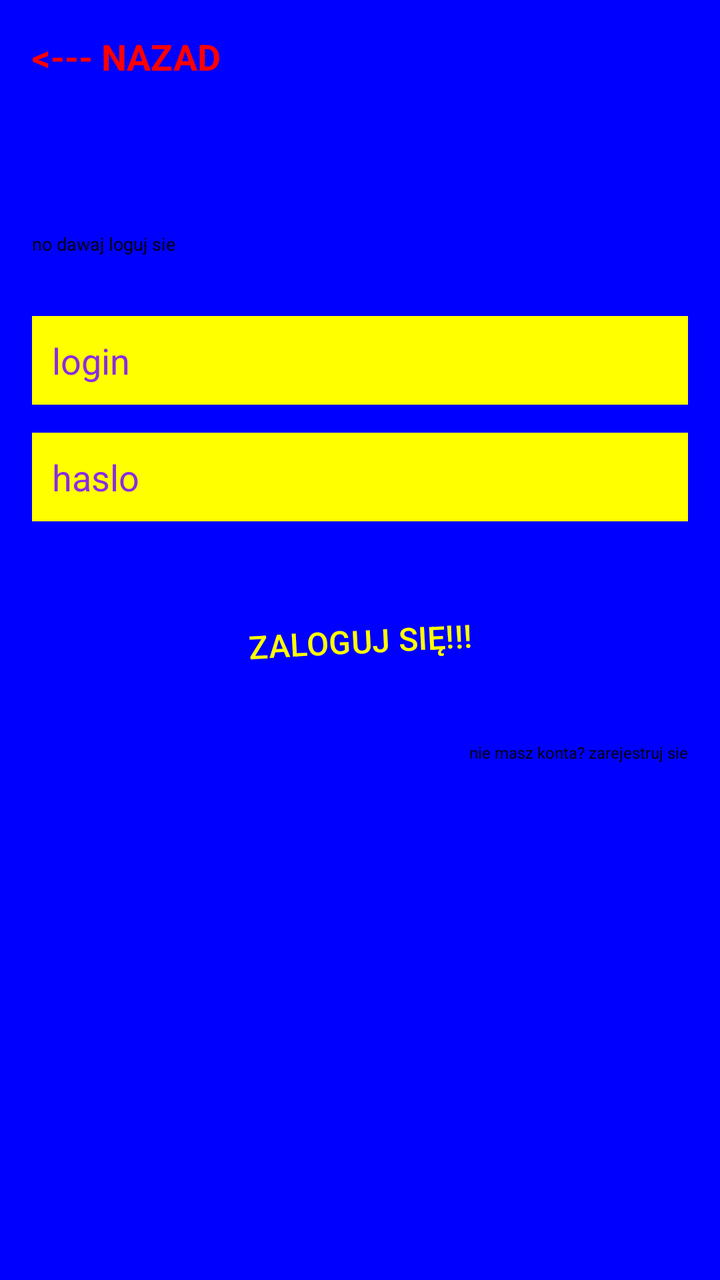
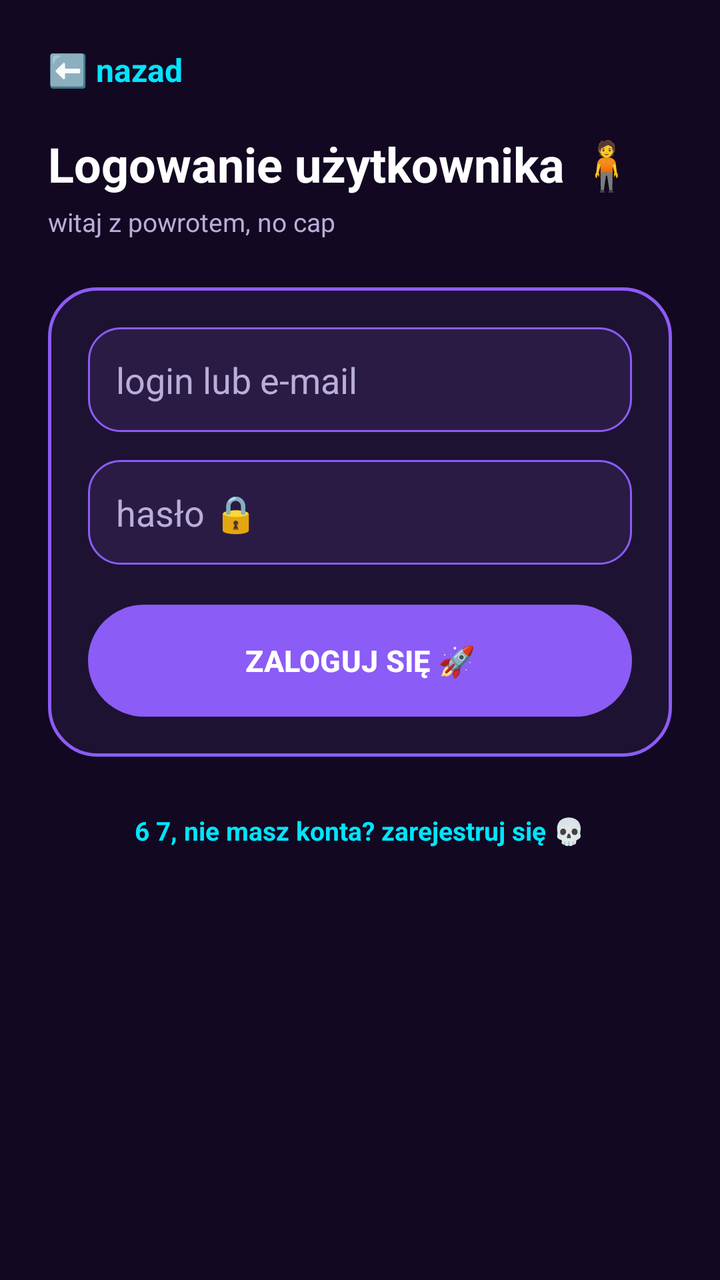

Before-and-after screenshots of an Android layout around one commit, followed by the original layout XML and the change that was made.
<!-- AndroidManifest.xml: application theme Theme.DemoEmptyActivity -->
<!-- res/layout/activity_login_user.xml -->
<?xml version="1.0" encoding="utf-8"?>
<LinearLayout xmlns:android="http://schemas.android.com/apk/res/android"
        xmlns:tools="http://schemas.android.com/tools"
        android:id="@+id/main"
        android:layout_width="match_parent"
        android:layout_height="match_parent"
        android:orientation="vertical"
        android:padding="16dp"
        android:background="@color/bright_blue"
        tools:context=".LoginUserActivity">

    <TextView
            android:id="@+id/btnBack"
            android:layout_width="wrap_content"
            android:layout_height="wrap_content"
            android:text="&lt;--- NAZAD"
            android:textColor="@color/bright_red"
            android:textSize="18sp"
            android:textStyle="bold"
            android:clickable="true"
            android:focusable="true" />

    <TextView
            android:id="@+id/tvTitle"
            android:layout_width="wrap_content"
            android:layout_height="wrap_content"
            android:text="logowanie uzytkownika"
            android:textSize="26sp"
            android:textStyle="bold"
            android:fontFamily="monospace"
            android:textColor="@color/bright_blue"
            android:rotation="2"
            android:layout_marginTop="10dp" />

    <TextView
            android:id="@+id/tvSubtitle"
            android:layout_width="wrap_content"
            android:layout_height="wrap_content"
            android:text="no dawaj loguj sie"
            android:textSize="9sp"
            android:textColor="@color/black"
            android:layout_marginBottom="30dp" />

    <EditText
            android:id="@+id/etLogin"
            android:layout_width="match_parent"
            android:layout_height="wrap_content"
            android:hint="login"
            android:inputType="text"
            android:textColor="@color/purple_primary"
            android:textColorHint="@color/purple_primary"
            android:background="@color/bright_yellow"
            android:padding="10dp"
            android:layout_marginBottom="14dp" />

    <EditText
            android:id="@+id/etPassword"
            android:layout_width="match_parent"
            android:layout_height="wrap_content"
            android:hint="haslo"
            android:inputType="textPassword"
            android:textColor="@color/purple_primary"
            android:textColorHint="@color/purple_primary"
            android:background="@color/bright_yellow"
            android:padding="10dp"
            android:layout_marginBottom="30dp" />

    <Button
            android:id="@+id/btnSubmit"
            android:layout_width="220dp"
            android:layout_height="60dp"
            android:layout_gravity="center"
            android:text="ZALOGUJ SIĘ!!!"
            android:textSize="16sp"
            android:textColor="@color/bright_yellow"
            android:backgroundTint="@color/bright_blue"
            android:rotation="-3"
            android:layout_marginBottom="20dp" />

    <TextView
            android:id="@+id/tvGoRegister"
            android:layout_width="wrap_content"
            android:layout_height="wrap_content"
            android:layout_gravity="end"
            android:text="nie masz konta? zarejestruj sie"
            android:textColor="@color/black"
            android:textSize="8sp"
            android:clickable="true"
            android:focusable="true" />

</LinearLayout>
<!-- resources referenced by this layout -->
<resources>
  <color name="black">#FF000000</color>
  <color name="bright_blue">#0000FF</color>
  <color name="bright_red">#FF0000</color>
  <color name="bright_yellow">#FFFF00</color>
  <color name="purple_primary">#8A2BE2</color>
  <style name="Theme.DemoEmptyActivity" parent="Base.Theme.DemoEmptyActivity" />
  <style name="Base.Theme.DemoEmptyActivity" parent="Theme.Material3.DayNight.NoActionBar">
          <item name="colorPrimary">@color/bright_red</item>
          <item name="android:windowBackground">@color/neon_green</item>
      </style>
  <color name="neon_green">#39FF14</color>
</resources>

<!-- the commit's change to res/layout/activity_login_user.xml (unified diff, before → after) -->
@@ -5,87 +5,109 @@
         android:layout_width="match_parent"
         android:layout_height="match_parent"
         android:orientation="vertical"
-        android:padding="16dp"
-        android:background="@color/bright_blue"
+        android:background="@color/bg_dark"
         tools:context=".LoginUserActivity">
 
-    <TextView
-            android:id="@+id/btnBack"
-            android:layout_width="wrap_content"
-            android:layout_height="wrap_content"
-            android:text="&lt;--- NAZAD"
-            android:textColor="@color/bright_red"
-            android:textSize="18sp"
-            android:textStyle="bold"
-            android:clickable="true"
-            android:focusable="true" />
+    <ScrollView
+            android:layout_width="match_parent"
+            android:layout_height="match_parent">
 
-    <TextView
-            android:id="@+id/tvTitle"
-            android:layout_width="wrap_content"
-            android:layout_height="wrap_content"
-            android:text="logowanie uzytkownika"
-            android:textSize="26sp"
-            android:textStyle="bold"
-            android:fontFamily="monospace"
-            android:textColor="@color/bright_blue"
-            android:rotation="2"
-            android:layout_marginTop="10dp" />
+        <LinearLayout
+                android:layout_width="match_parent"
+                android:layout_height="wrap_content"
+                android:orientation="vertical"
+                android:padding="24dp">
 
-    <TextView
-            android:id="@+id/tvSubtitle"
-            android:layout_width="wrap_content"
-            android:layout_height="wrap_content"
-            android:text="no dawaj loguj sie"
-            android:textSize="9sp"
-            android:textColor="@color/black"
-            android:layout_marginBottom="30dp" />
+            <TextView
+                    android:id="@+id/btnBack"
+                    android:layout_width="wrap_content"
+                    android:layout_height="wrap_content"
+                    android:text="⬅️ nazad"
+                    android:textColor="@color/neon_cyan"
+                    android:textSize="16sp"
+                    android:textStyle="bold"
+                    android:clickable="true"
+                    android:focusable="true"
+                    android:layout_marginBottom="20dp" />
 
-    <EditText
-            android:id="@+id/etLogin"
-            android:layout_width="match_parent"
-            android:layout_height="wrap_content"
-            android:hint="login"
-            android:inputType="text"
-            android:textColor="@color/purple_primary"
-            android:textColorHint="@color/purple_primary"
-            android:background="@color/bright_yellow"
-            android:padding="10dp"
-            android:layout_marginBottom="14dp" />
+            <TextView
+                    android:id="@+id/tvTitle"
+                    android:layout_width="wrap_content"
+                    android:layout_height="wrap_content"
+                    android:text="Logowanie użytkownika 🧍"
+                    android:textSize="24sp"
+                    android:textStyle="bold"
+                    android:textColor="@color/text_light"
+                    android:layout_marginBottom="4dp" />
 
-    <EditText
-            android:id="@+id/etPassword"
-            android:layout_width="match_parent"
-            android:layout_height="wrap_content"
-            android:hint="haslo"
-            android:inputType="textPassword"
-            android:textColor="@color/purple_primary"
-            android:textColorHint="@color/purple_primary"
-            android:background="@color/bright_yellow"
-            android:padding="10dp"
-            android:layout_marginBottom="30dp" />
+            <TextView
+                    android:id="@+id/tvSubtitle"
+                    android:layout_width="wrap_content"
+                    android:layout_height="wrap_content"
+                    android:text="witaj z powrotem, no cap"
+                    android:textSize="13sp"
+                    android:textColor="@color/text_muted_light"
+                    android:layout_marginBottom="24dp" />
 
-    <Button
-            android:id="@+id/btnSubmit"
-            android:layout_width="220dp"
-            android:layout_height="60dp"
-            android:layout_gravity="center"
-            android:text="ZALOGUJ SIĘ!!!"
-            android:textSize="16sp"
-            android:textColor="@color/bright_yellow"
-            android:backgroundTint="@color/bright_blue"
-            android:rotation="-3"
-            android:layout_marginBottom="20dp" />
+            <LinearLayout
+                    android:layout_width="match_parent"
+                    android:layout_height="wrap_content"
+                    android:orientation="vertical"
+                    android:background="@drawable/card_glow"
+                    android:padding="20dp">
 
-    <TextView
-            android:id="@+id/tvGoRegister"
-            android:layout_width="wrap_content"
-            android:layout_height="wrap_content"
-            android:layout_gravity="end"
-            android:text="nie masz konta? zarejestruj sie"
-            android:textColor="@color/black"
-            android:textSize="8sp"
-            android:clickable="true"
-            android:focusable="true" />
+                <EditText
+                        android:id="@+id/etLogin"
+                        android:layout_width="match_parent"
+                        android:layout_height="wrap_content"
+                        android:hint="login lub e-mail"
+                        android:inputType="text"
+                        android:background="@drawable/field_bg"
+                        android:textColor="@color/text_light"
+                        android:textColorHint="@color/text_muted_light"
+                        android:padding="14dp"
+                        android:layout_marginBottom="14dp" />
+
+                <EditText
+                        android:id="@+id/etPassword"
+                        android:layout_width="match_parent"
+                        android:layout_height="wrap_content"
+                        android:hint="hasło 🔒"
+                        android:inputType="textPassword"
+                        android:background="@drawable/field_bg"
+                        android:textColor="@color/text_light"
+                        android:textColorHint="@color/text_muted_light"
+                        android:padding="14dp"
+                        android:layout_marginBottom="20dp" />
+
+                <Button
+                        android:id="@+id/btnSubmit"
+                        android:layout_width="match_parent"
+                        android:layout_height="56dp"
+                        android:background="@drawable/gradient_button"
+                        android:text="ZALOGUJ SIĘ 🚀"
+                        android:textColor="@color/white"
+                        android:textSize="15sp"
+                        android:textStyle="bold"
+                        android:textAllCaps="false" />
+
+            </LinearLayout>
+
+            <TextView
+                    android:id="@+id/tvGoRegister"
+                    android:layout_width="wrap_content"
+                    android:layout_height="wrap_content"
+                    android:layout_gravity="center_horizontal"
+                    android:text="6 7, nie masz konta? zarejestruj się 💀"
+                    android:textColor="@color/neon_cyan"
+                    android:textSize="13sp"
+                    android:textStyle="bold"
+                    android:clickable="true"
+                    android:focusable="true"
+                    android:padding="12dp"
+                    android:layout_marginTop="16dp" />
+
+        </LinearLayout>
+    </ScrollView>
 
 </LinearLayout>
<!-- resource entries referenced after the edit -->
@@ -1,15 +1,40 @@
 <!-- resources referenced by this layout -->
 <resources>
-  <color name="black">#FF000000</color>
-  <color name="bright_blue">#0000FF</color>
-  <color name="bright_red">#FF0000</color>
-  <color name="bright_yellow">#FFFF00</color>
-  <color name="purple_primary">#8A2BE2</color>
+  <color name="bg_dark">#120821</color>
+  <color name="neon_cyan">#00E5FF</color>
+  <color name="text_light">#FFFFFF</color>
+  <color name="text_muted_light">#B8AED9</color>
+  <color name="white">#FFFFFFFF</color>
+  <!-- drawable card_glow (drawable) -->
+  <shape xmlns:android="http://schemas.android.com/apk/res/android">
+      <corners android:radius="24dp"/>
+      <solid android:color="@color/surface_dark"/>
+      <stroke android:width="1.5dp" android:color="@color/neon_purple"/>
+  </shape>
+  <!-- drawable field_bg (drawable) -->
+  <shape xmlns:android="http://schemas.android.com/apk/res/android">
+      <corners android:radius="16dp"/>
+      <solid android:color="@color/field_dark"/>
+      <stroke android:width="1dp" android:color="@color/neon_purple"/>
+  </shape>
+  <!-- drawable gradient_button (drawable) -->
+  <shape xmlns:android="http://schemas.android.com/apk/res/android">
+      <corners android:radius="28dp"/>
+      <gradient
+          android:type="linear"
+          android:angle="0"
+          android:startColor="@color/neon_pink"
+          android:centerColor="@color/neon_purple"
+          android:endColor="@color/neon_cyan"/>
+  </shape>
   <style name="Theme.DemoEmptyActivity" parent="Base.Theme.DemoEmptyActivity" />
+  <color name="surface_dark">#1E1233</color>
+  <color name="neon_purple">#8B5CF6</color>
+  <color name="field_dark">#2A1B45</color>
+  <color name="neon_pink">#FF2DAF</color>
   <style name="Base.Theme.DemoEmptyActivity" parent="Theme.Material3.DayNight.NoActionBar">
-          <item name="colorPrimary">@color/bright_red</item>
-          <item name="android:windowBackground">@color/neon_green</item>
+          <item name="colorPrimary">@color/neon_purple</item>
+          <item name="android:windowBackground">@color/bg_dark</item>
       </style>
-  <color name="neon_green">#39FF14</color>
 </resources>
 
